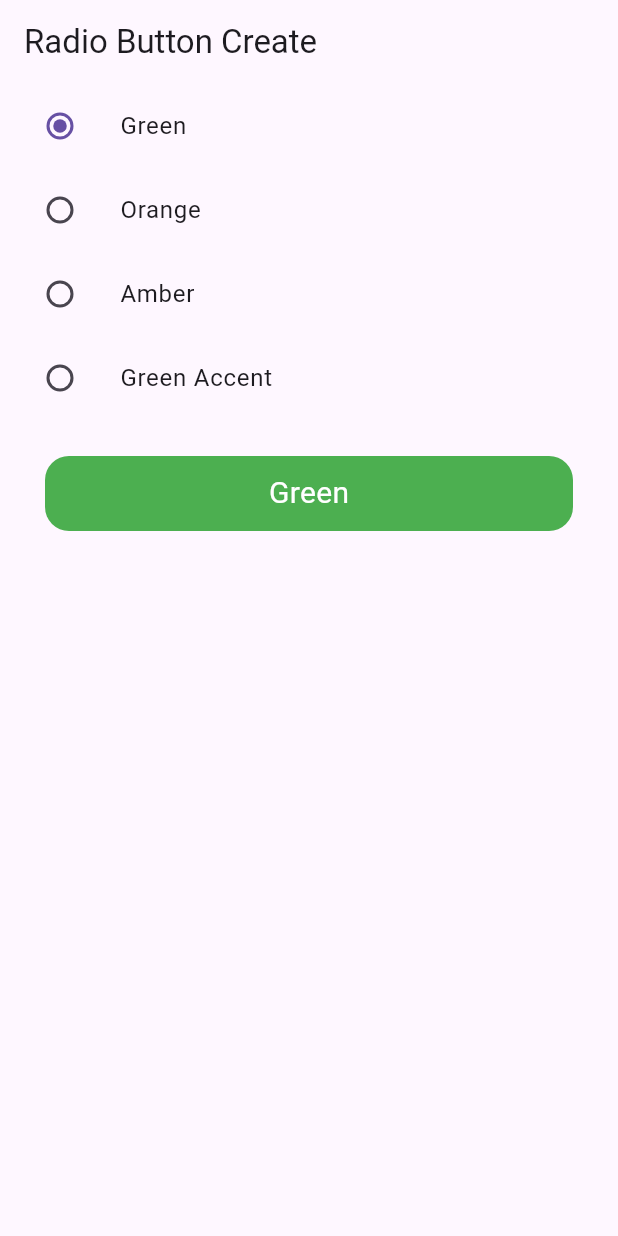
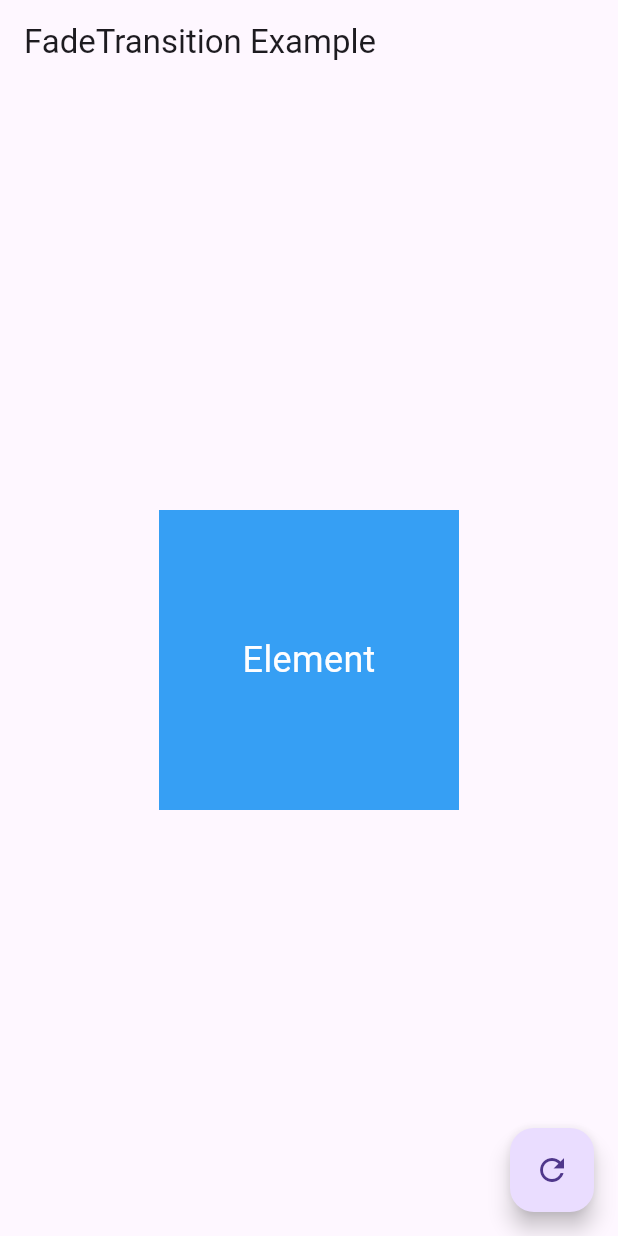
Before and after one commit to Dilshodbek0720/university_project, a Flutter app: the screen it shows after launch, on a phone screen of 412 x 824 dp. Run offline on Flutter 3.47's test engine with Material 3 defaults, Android fonts, the phone set to English and light mode, and no system bars.

Commit message:
Initial commit

```diff
--- a/lib/main.dart
+++ b/lib/main.dart
@@ -1,93 +1,74 @@
 import 'package:flutter/material.dart';
 
 void main() {
-  runApp(const MyApp());
+  runApp(MaterialApp(home: FadeTransitionExample()));
 }
 
-class MyApp extends StatefulWidget {
-  const MyApp({super.key});
+class FadeTransitionExample extends StatefulWidget {
+  @override
+  _FadeTransitionExampleState createState() => _FadeTransitionExampleState();
+}
+
+class _FadeTransitionExampleState extends State<FadeTransitionExample>
+    with SingleTickerProviderStateMixin {
+  late AnimationController _controller;
+  late Animation<double> _animation;
+  bool _isVisible = true;
 
   @override
-  _MyAppState createState() => _MyAppState();
-}
+  void initState() {
+    super.initState();
+    _controller = AnimationController(
+      duration: const Duration(seconds: 10),
+      vsync: this,
+    );
 
-class _MyAppState extends State<MyApp> {
-  String _selectedValue = "Green";
+    _animation = CurvedAnimation(parent: _controller, curve: Curves.easeInOut);
+
+    // Boshlang‘ich holatda element ko‘rinadi
+    _controller.forward();
+  }
+
+  @override
+  void dispose() {
+    _controller.dispose();
+    super.dispose();
+  }
+
+  void _toggleFade() {
+    setState(() {
+      if (_isVisible) {
+        _controller.reverse();
+      } else {
+        _controller.forward();
+      }
+      _isVisible = !_isVisible;
+    });
+  }
 
   @override
   Widget build(BuildContext context) {
-    return MaterialApp(
-      home: Scaffold(
-        appBar: AppBar(
-          title: const Text('Radio Button Create'),
-        ),
-        body: Column(
-          children: [
-            ListTile(
-              title: const Text("Green"),
-              leading: Radio<String>(
-                value: "Green",
-                groupValue: _selectedValue,
-                onChanged: (String? value) {
-                  setState(() {
-                    _selectedValue = value!;
-                  });
-                },
+    return Scaffold(
+      appBar: AppBar(title: Text('FadeTransition Example')),
+      body: Center(
+        child: FadeTransition(
+          opacity: _animation,
+          child: Container(
+            width: 200,
+            height: 200,
+            color: Colors.blue,
+            child: Center(
+              child: Text(
+                'Element',
+                style: TextStyle(color: Colors.white, fontSize: 24),
               ),
             ),
-            ListTile(
-              title: const Text("Orange"),
-              leading: Radio<String>(
-                value: "Orange",
-                groupValue: _selectedValue,
-                onChanged: (String? value) {
-                  setState(() {
-                    _selectedValue = value!;
-                  });
-                },
-              ),
-            ),
-            ListTile(
-              title: const Text("Amber"),
-              leading: Radio<String>(
-                value: "Amber",
-                groupValue: _selectedValue,
-                onChanged: (String? value) {
-                  setState(() {
-                    _selectedValue = value!;
-                  });
-                },
-              ),
-            ),
-            ListTile(
-              title: const Text("Green Accent"),
-              leading: Radio<String>(
-                value: "Green Accent",
-                groupValue: _selectedValue,
-                onChanged: (String? value) {
-                  setState(() {
-                    _selectedValue = value!;
-                  });
-                },
-              ),
-            ),
-            const SizedBox(height: 24,),
-            Container(
-              margin: const EdgeInsets.symmetric(horizontal: 30),
-              height: 50,
-              decoration: BoxDecoration(
-                  color: _selectedValue == "Green" ? Colors.green : _selectedValue == "Orange" ? Colors.orange : _selectedValue == "Amber" ? Colors.amber : Colors.greenAccent,
-                borderRadius: BorderRadius.circular(16)
-              ),
-              child: Center(
-                child: Text(_selectedValue, style: const TextStyle(
-                  color: Colors.white,
-                  fontSize: 20
-                ),),
-              ),
-            ),
-          ],
+          ),
         ),
+      ),
+      floatingActionButton: FloatingActionButton(
+        onPressed: _toggleFade,
+        child: Icon(Icons.refresh),
       ),
     );
   }
```
